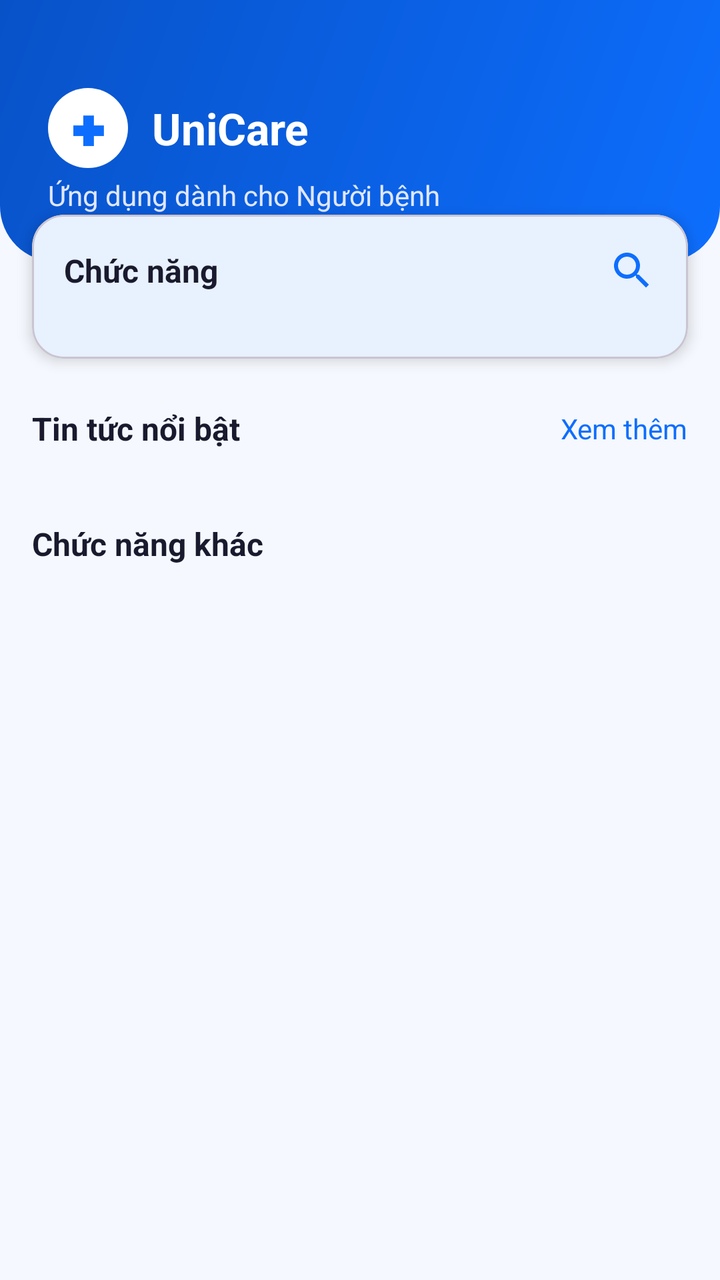
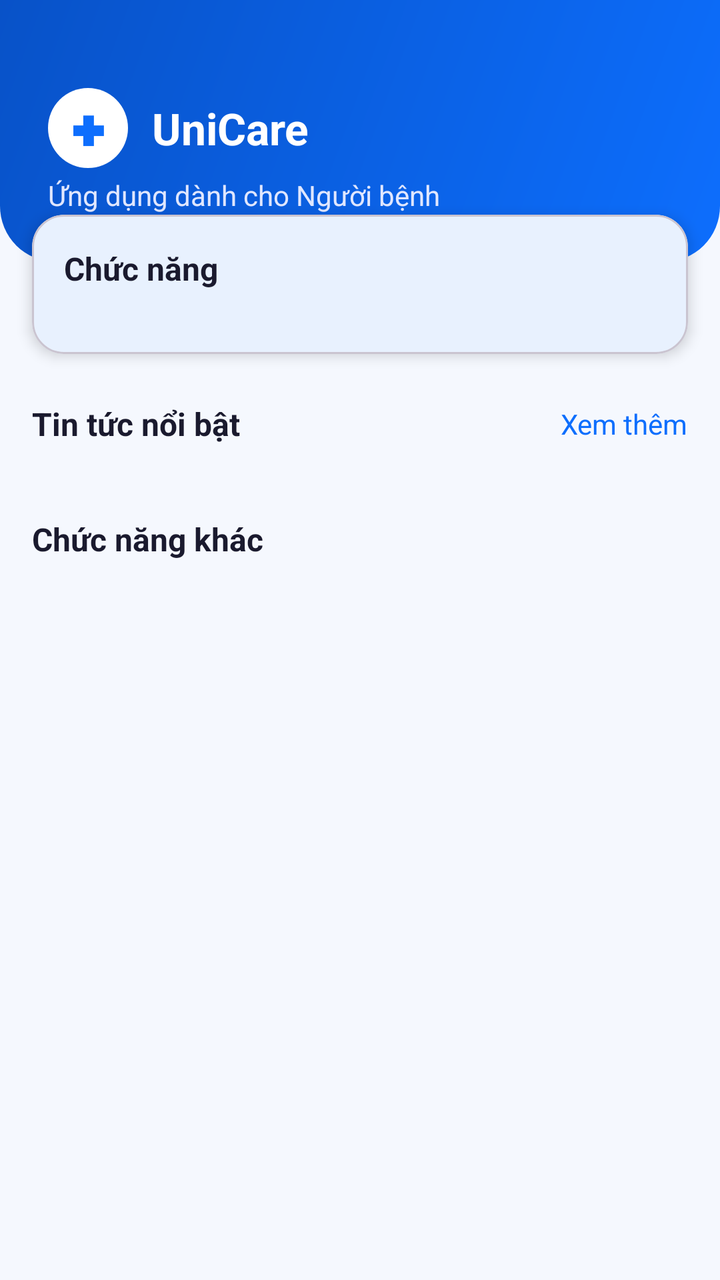

Compare the two renders of this Android layout. The source of the first and the diff that turns it into the second are given below.
<!-- AndroidManifest.xml: application theme Theme.UniCare -->
<!-- res/layout/fragment_home.xml -->
<?xml version="1.0" encoding="utf-8"?>
<androidx.core.widget.NestedScrollView xmlns:android="http://schemas.android.com/apk/res/android"
    xmlns:app="http://schemas.android.com/apk/res-auto"
    android:layout_width="match_parent"
    android:layout_height="match_parent"
    android:background="#F5F8FE">

    <LinearLayout
        android:layout_width="match_parent"
        android:layout_height="wrap_content"
        android:orientation="vertical"
        android:paddingBottom="40dp">

        
        <LinearLayout
            android:layout_width="match_parent"
            android:layout_height="wrap_content"
            android:background="@drawable/gradient_header"
            android:orientation="vertical"
            android:padding="24dp">

            <LinearLayout
                android:layout_width="match_parent"
                android:layout_height="wrap_content"
                android:orientation="horizontal"
                android:gravity="center_vertical"
                android:layout_marginTop="20dp">

                <TextView
                    android:layout_width="40dp"
                    android:layout_height="40dp"
                    android:background="@drawable/bg_splash_logo"
                    android:gravity="center"
                    android:text="✚"
                    android:textColor="#0D6EFD"
                    android:textSize="20sp"
                    android:textStyle="bold" />

                <TextView
                    android:layout_width="wrap_content"
                    android:layout_height="wrap_content"
                    android:layout_marginStart="12dp"
                    android:text="UniCare"
                    android:textColor="#FFFFFF"
                    android:textSize="22sp"
                    android:textStyle="bold" />
            </LinearLayout>

            <TextView
                android:layout_width="wrap_content"
                android:layout_height="wrap_content"
                android:layout_marginTop="4dp"
                android:text="Ứng dụng dành cho Người bệnh"
                android:textColor="#E0E7FF"
                android:textSize="14sp" />
        </LinearLayout>

        
        <com.google.android.material.card.MaterialCardView
            android:layout_width="match_parent"
            android:layout_height="wrap_content"
            android:layout_marginHorizontal="16dp"
            android:layout_marginTop="-24dp"
            app:cardCornerRadius="16dp"
            app:cardElevation="4dp"
            app:cardBackgroundColor="#FFFFFF">

            <LinearLayout
                android:layout_width="match_parent"
                android:layout_height="wrap_content"
                android:orientation="vertical"
                android:padding="16dp">

                <LinearLayout
                    android:layout_width="match_parent"
                    android:layout_height="wrap_content"
                    android:orientation="horizontal"
                    android:gravity="center_vertical">

                    <TextView
                        android:layout_width="0dp"
                        android:layout_height="wrap_content"
                        android:layout_weight="1"
                        android:text="Chức năng"
                        android:textColor="#1A1A2E"
                        android:textSize="16sp"
                        android:textStyle="bold" />

                    <ImageView
                        android:layout_width="24dp"
                        android:layout_height="24dp"
                        android:src="@drawable/ic_search"
                        app:tint="#0D6EFD"/>
                </LinearLayout>

                <androidx.recyclerview.widget.RecyclerView
                    android:id="@+id/rvMainFeatures"
                    android:layout_width="match_parent"
                    android:layout_height="wrap_content"
                    android:layout_marginTop="16dp"
                    android:nestedScrollingEnabled="false" />
            </LinearLayout>
        </com.google.android.material.card.MaterialCardView>

        
        <LinearLayout
            android:layout_width="match_parent"
            android:layout_height="wrap_content"
            android:layout_marginHorizontal="16dp"
            android:layout_marginTop="24dp"
            android:orientation="horizontal"
            android:gravity="center_vertical">

            <TextView
                android:layout_width="0dp"
                android:layout_height="wrap_content"
                android:layout_weight="1"
                android:text="Tin tức nổi bật"
                android:textColor="#1A1A2E"
                android:textSize="16sp"
                android:textStyle="bold" />

            <TextView
                android:id="@+id/tvViewAllNews"
                android:layout_width="wrap_content"
                android:layout_height="wrap_content"
                android:text="Xem thêm"
                android:textColor="#0D6EFD"
                android:textSize="14sp" />
        </LinearLayout>

        <androidx.recyclerview.widget.RecyclerView
            android:id="@+id/rvNews"
            android:layout_width="match_parent"
            android:layout_height="wrap_content"
            android:layout_marginTop="12dp"
            android:clipToPadding="false"
            android:paddingHorizontal="12dp"
            android:orientation="horizontal" />

        
        <TextView
            android:layout_width="match_parent"
            android:layout_height="wrap_content"
            android:layout_marginHorizontal="16dp"
            android:layout_marginTop="24dp"
            android:text="Chức năng khác"
            android:textColor="#1A1A2E"
            android:textSize="16sp"
            android:textStyle="bold" />

        <androidx.recyclerview.widget.RecyclerView
            android:id="@+id/rvOtherFeatures"
            android:layout_width="match_parent"
            android:layout_height="wrap_content"
            android:layout_marginHorizontal="16dp"
            android:layout_marginTop="16dp"
            android:nestedScrollingEnabled="false" />

    </LinearLayout>
</androidx.core.widget.NestedScrollView>
<!-- resources referenced by this layout -->
<resources>
  <!-- drawable bg_splash_logo (drawable) -->
  <?xml version="1.0" encoding="utf-8"?>
  <shape xmlns:android="http://schemas.android.com/apk/res/android">
      <solid android:color="#FFFFFF"/>
      <corners android:radius="100dp"/>
  </shape>
  <!-- drawable gradient_header (drawable) -->
  <?xml version="1.0" encoding="utf-8"?>
  <shape xmlns:android="http://schemas.android.com/apk/res/android">
      <gradient
          android:startColor="#0D6EFD"
          android:endColor="#0852C8"
          android:angle="135"
          android:type="linear"/>
      <corners
          android:bottomLeftRadius="28dp"
          android:bottomRightRadius="28dp"/>
  </shape>
  <!-- drawable ic_search (drawable) -->
  <?xml version="1.0" encoding="utf-8"?>
  <vector xmlns:android="http://schemas.android.com/apk/res/android"
      android:width="24dp"
      android:height="24dp"
      android:viewportWidth="24"
      android:viewportHeight="24">
      <path
          android:fillColor="@android:color/white"
          android:pathData="M15.5,14h-0.79l-0.28,-0.27C15.41,12.59 16,11.11 16,9.5 16,5.91 13.09,3 9.5,3S3,5.91 3,9.5 5.91,16 9.5,16c1.61,0 3.09,-0.59 4.23,-1.57l0.27,0.28v0.79l5,4.99L20.49,19l-4.99,-5zM9.5,14C7.01,14 5,11.99 5,9.5S7.01,5 9.5,5 14,7.01 14,9.5 11.99,14 9.5,14z"/>
  </vector>
  <style name="Theme.UniCare" parent="Theme.Material3.DayNight.NoActionBar">
          
          <item name="colorPrimary">#0D6EFD</item>
          <item name="colorPrimaryVariant">#0852C8</item>
          <item name="colorOnPrimary">#FFFFFF</item>
          
          <item name="colorSecondary">#00C4A7</item>
          <item name="colorSecondaryVariant">#00A089</item>
          <item name="colorOnSecondary">#FFFFFF</item>
          
          <item name="colorSurface">#FFFFFF</item>
          <item name="colorOnSurface">#1A1A2E</item>
          
          <item name="android:colorBackground">#F0F4FF</item>
          
          <item name="android:statusBarColor">#0852C8</item>
          <item name="android:windowLightStatusBar">false</item>
          <item name="android:navigationBarColor">#FFFFFF</item>
          <item name="android:windowLightNavigationBar">true</item>
          
          <item name="materialButtonStyle">@style/Widget.UniCare.Button</item>
          <item name="textInputStyle">@style/Widget.UniCare.TextInputLayout</item>
      </style>
  <style name="Widget.UniCare.Button" parent="Widget.Material3.Button">
          <item name="android:paddingTop">14dp</item>
          <item name="android:paddingBottom">14dp</item>
          <item name="android:textSize">16sp</item>
          <item name="android:letterSpacing">0.02</item>
          <item name="android:textAllCaps">false</item>
          <item name="cornerRadius">14dp</item>
          <item name="backgroundTint">#0D6EFD</item>
          <item name="elevation">2dp</item>
      </style>
  <style name="Widget.UniCare.TextInputLayout" parent="Widget.Material3.TextInputLayout.OutlinedBox">
          <item name="boxCornerRadiusBottomEnd">12dp</item>
          <item name="boxCornerRadiusBottomStart">12dp</item>
          <item name="boxCornerRadiusTopEnd">12dp</item>
          <item name="boxCornerRadiusTopStart">12dp</item>
          <item name="boxStrokeColor">#CBD5F5</item>
          <item name="hintTextColor">#6B7280</item>
      </style>
</resources>

<!-- the commit's change to res/layout/fragment_home.xml (unified diff, before → after) -->
@@ -78,19 +78,12 @@
                     android:gravity="center_vertical">
 
                     <TextView
-                        android:layout_width="0dp"
+                        android:layout_width="match_parent"
                         android:layout_height="wrap_content"
-                        android:layout_weight="1"
                         android:text="Chức năng"
                         android:textColor="#1A1A2E"
                         android:textSize="16sp"
                         android:textStyle="bold" />
-
-                    <ImageView
-                        android:layout_width="24dp"
-                        android:layout_height="24dp"
-                        android:src="@drawable/ic_search"
-                        app:tint="#0D6EFD"/>
                 </LinearLayout>
 
                 <androidx.recyclerview.widget.RecyclerView
<!-- resource entries referenced after the edit -->
@@ -18,17 +18,6 @@
           android:bottomLeftRadius="28dp"
           android:bottomRightRadius="28dp"/>
   </shape>
-  <!-- drawable ic_search (drawable) -->
-  <?xml version="1.0" encoding="utf-8"?>
-  <vector xmlns:android="http://schemas.android.com/apk/res/android"
-      android:width="24dp"
-      android:height="24dp"
-      android:viewportWidth="24"
-      android:viewportHeight="24">
-      <path
-          android:fillColor="@android:color/white"
-          android:pathData="M15.5,14h-0.79l-0.28,-0.27C15.41,12.59 16,11.11 16,9.5 16,5.91 13.09,3 9.5,3S3,5.91 3,9.5 5.91,16 9.5,16c1.61,0 3.09,-0.59 4.23,-1.57l0.27,0.28v0.79l5,4.99L20.49,19l-4.99,-5zM9.5,14C7.01,14 5,11.99 5,9.5S7.01,5 9.5,5 14,7.01 14,9.5 11.99,14 9.5,14z"/>
-  </vector>
   <style name="Theme.UniCare" parent="Theme.Material3.DayNight.NoActionBar">
           
           <item name="colorPrimary">#0D6EFD</item>
